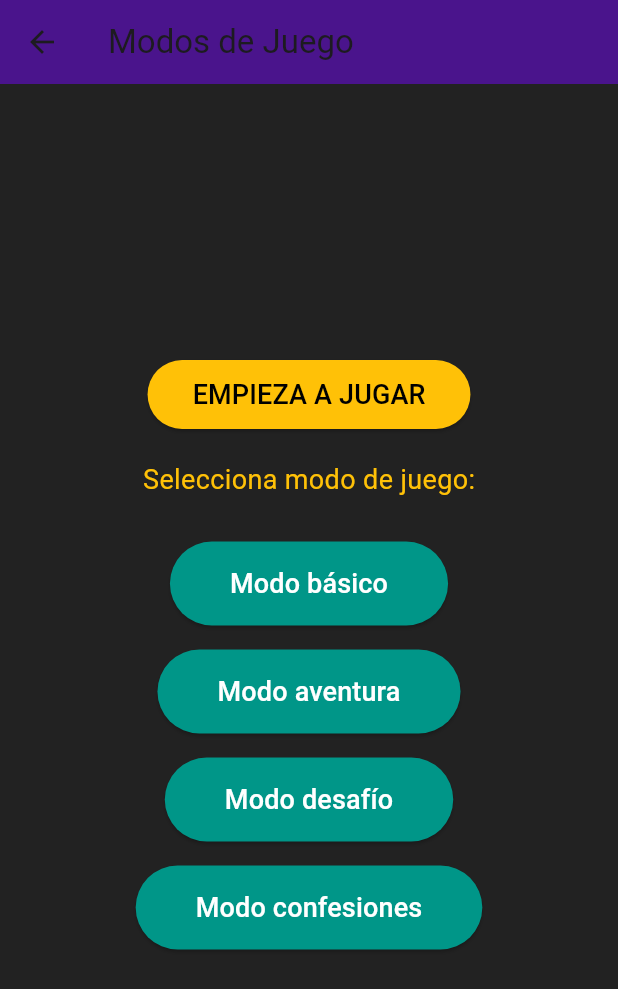
After one commit to enneeeeer/tragovoltaje, a Flutter app: the ModosJuego screen opened directly, on a phone screen of 412 x 824 dp. The commit adds this screen. Shown: the top 989 px of the screen. Run offline on Flutter 3.47's test engine with Material 3 defaults, Android fonts, the phone set to English and light mode, and no system bars.

Commit message:
subida de modos de juego

```diff
--- /dev/null
+++ b/Mensaje.txt
@@ -0,0 +1,2 @@
+Estas en la rama de desarrollo secundaria. NO ES LA MAIN
+rama de desarrollo de lucho
--- /dev/null
+++ b/flutter_application_2/lib/modos_juegos.dart
@@ -0,0 +1,71 @@
+import 'package:flutter/material.dart';
+
+class ModosJuego extends StatelessWidget {
+  @override
+  Widget build(BuildContext context) {
+    return Scaffold(
+      backgroundColor: Colors.black87,
+      appBar: AppBar(
+        backgroundColor: Colors.purple[900],
+        title: Text('Modos de Juego'),
+      ),
+      body: Center(
+        child: Column(
+          mainAxisAlignment: MainAxisAlignment.center,
+          children: [
+            ElevatedButton(
+              style: ElevatedButton.styleFrom(
+                backgroundColor: Colors.amber,
+                padding: EdgeInsets.symmetric(horizontal: 30, vertical: 10),
+              ),
+              onPressed: () {
+                // Acción para empezar a jugar
+              },
+              child: Text(
+                'EMPIEZA A JUGAR',
+                style: TextStyle(fontSize: 18, color: Colors.black),
+              ),
+            ),
+            SizedBox(height: 20),
+            Text(
+              'Selecciona modo de juego:',
+              style: TextStyle(fontSize: 18, color: Colors.amber),
+            ),
+            SizedBox(height: 20),
+            GameModeButton(text: 'Modo básico', color: Colors.teal),
+            GameModeButton(text: 'Modo aventura', color: Colors.teal),
+            GameModeButton(text: 'Modo desafío', color: Colors.teal),
+            GameModeButton(text: 'Modo confesiones', color: Colors.teal),
+          ],
+        ),
+      ),
+    );
+  }
+}
+
+class GameModeButton extends StatelessWidget {
+  final String text;
+  final Color color;
+
+  GameModeButton({required this.text, required this.color});
+
+  @override
+  Widget build(BuildContext context) {
+    return Padding(
+      padding: const EdgeInsets.symmetric(vertical: 8.0),
+      child: ElevatedButton(
+        style: ElevatedButton.styleFrom(
+          backgroundColor: color,
+          padding: EdgeInsets.symmetric(horizontal: 40, vertical: 15),
+        ),
+        onPressed: () {
+          // Acción para cada modo de juego
+        },
+        child: Text(
+          text,
+          style: TextStyle(fontSize: 18, color: Colors.white),
+        ),
+      ),
+    );
+  }
+}
```
Also changed, not shown: flutter_application_2/lib/home_page.dart (+7 -8 lines), flutter_application_2/lib/juegos.dart (deleted, +0 -17 lines).
